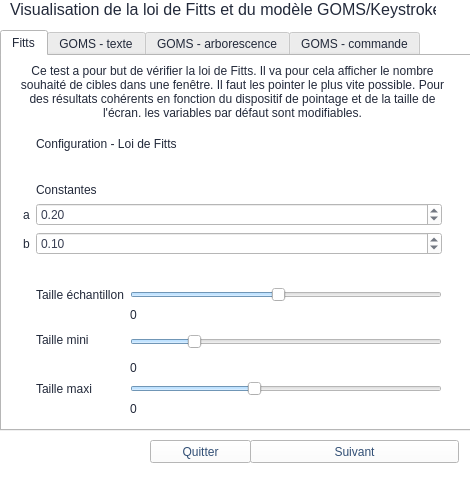
First picture: the form in mainwindow.ui, repository Anthex/GL40, before the edit.
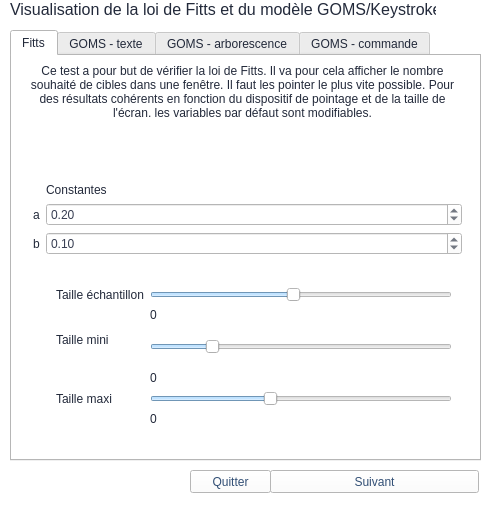
Second picture: the form after the edit.

Patch:
```diff
--- a/mainwindow.ui
+++ b/mainwindow.ui
@@ -6,8 +6,8 @@
    <rect>
     <x>0</x>
     <y>0</y>
-    <width>470</width>
-    <height>488</height>
+    <width>492</width>
+    <height>523</height>
    </rect>
   </property>
   <property name="palette">
@@ -423,8 +423,8 @@
    <widget class="QPushButton" name="pushButton">
     <property name="geometry">
      <rect>
-      <x>250</x>
-      <y>440</y>
+      <x>270</x>
+      <y>470</y>
       <width>209</width>
       <height>23</height>
      </rect>
@@ -439,9 +439,9 @@
    <widget class="QPushButton" name="pushButton_2">
     <property name="geometry">
      <rect>
-      <x>150</x>
-      <y>440</y>
-      <width>101</width>
+      <x>190</x>
+      <y>470</y>
+      <width>81</width>
       <height>23</height>
      </rect>
     </property>
@@ -452,10 +452,10 @@
    <widget class="QTabWidget" name="tabWidget">
     <property name="geometry">
      <rect>
-      <x>0</x>
+      <x>10</x>
       <y>30</y>
       <width>471</width>
-      <height>401</height>
+      <height>431</height>
      </rect>
     </property>
     <property name="currentIndex">
@@ -469,47 +469,27 @@
       <property name="geometry">
        <rect>
         <x>10</x>
-        <y>70</y>
-        <width>441</width>
+        <y>90</y>
+        <width>451</width>
         <height>301</height>
        </rect>
       </property>
       <layout class="QFormLayout" name="formLayout_2">
        <item row="1" column="1">
-        <widget class="QLabel" name="label_10">
-         <property name="text">
-          <string>Configuration - Loi de Fitts</string>
-         </property>
-        </widget>
-       </item>
-       <item row="2" column="1">
-        <spacer name="horizontalSpacer">
-         <property name="orientation">
-          <enum>Qt::Horizontal</enum>
-         </property>
-         <property name="sizeHint" stdset="0">
-          <size>
-           <width>40</width>
-           <height>20</height>
-          </size>
-         </property>
-        </spacer>
-       </item>
-       <item row="3" column="1">
         <widget class="QLabel" name="label_11">
          <property name="text">
           <string>Constantes</string>
          </property>
         </widget>
        </item>
-       <item row="4" column="0">
+       <item row="2" column="0">
         <widget class="QLabel" name="label_8">
          <property name="text">
           <string>a</string>
          </property>
         </widget>
        </item>
-       <item row="4" column="1">
+       <item row="2" column="1">
         <widget class="QDoubleSpinBox" name="doubleSpinBox">
          <property name="maximum">
           <double>1.000000000000000</double>
@@ -519,14 +499,14 @@
          </property>
         </widget>
        </item>
-       <item row="6" column="0">
+       <item row="4" column="0">
         <widget class="QLabel" name="label_9">
          <property name="text">
           <string>b</string>
          </property>
         </widget>
        </item>
-       <item row="6" column="1">
+       <item row="4" column="1">
         <widget class="QDoubleSpinBox" name="doubleSpinBox_2">
          <property name="maximum">
           <double>1.000000000000000</double>
@@ -536,7 +516,7 @@
          </property>
         </widget>
        </item>
-       <item row="7" column="1">
+       <item row="5" column="1">
         <spacer name="horizontalSpacer_2">
          <property name="orientation">
           <enum>Qt::Horizontal</enum>
@@ -549,8 +529,17 @@
          </property>
         </spacer>
        </item>
-       <item row="8" column="1">
+       <item row="6" column="1">
         <layout class="QFormLayout" name="formLayout">
+         <property name="leftMargin">
+          <number>10</number>
+         </property>
+         <property name="rightMargin">
+          <number>10</number>
+         </property>
+         <property name="bottomMargin">
+          <number>10</number>
+         </property>
          <item row="0" column="0">
           <widget class="QLabel" name="label_2">
            <property name="text">
@@ -649,6 +638,19 @@
          </item>
         </layout>
        </item>
+       <item row="0" column="1">
+        <spacer name="horizontalSpacer">
+         <property name="orientation">
+          <enum>Qt::Horizontal</enum>
+         </property>
+         <property name="sizeHint" stdset="0">
+          <size>
+           <width>40</width>
+           <height>20</height>
+          </size>
+         </property>
+        </spacer>
+       </item>
       </layout>
      </widget>
      <widget class="QLabel" name="label_21">
```
Left out of the diff: 40 changed lines with no effect on the pictures.
